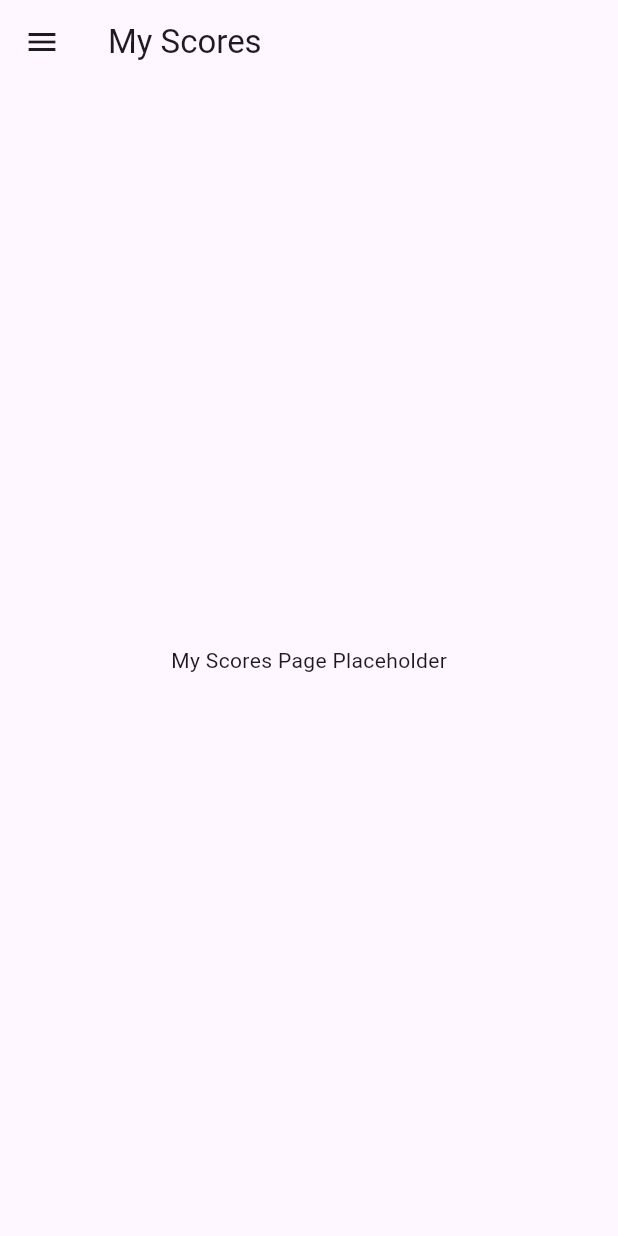
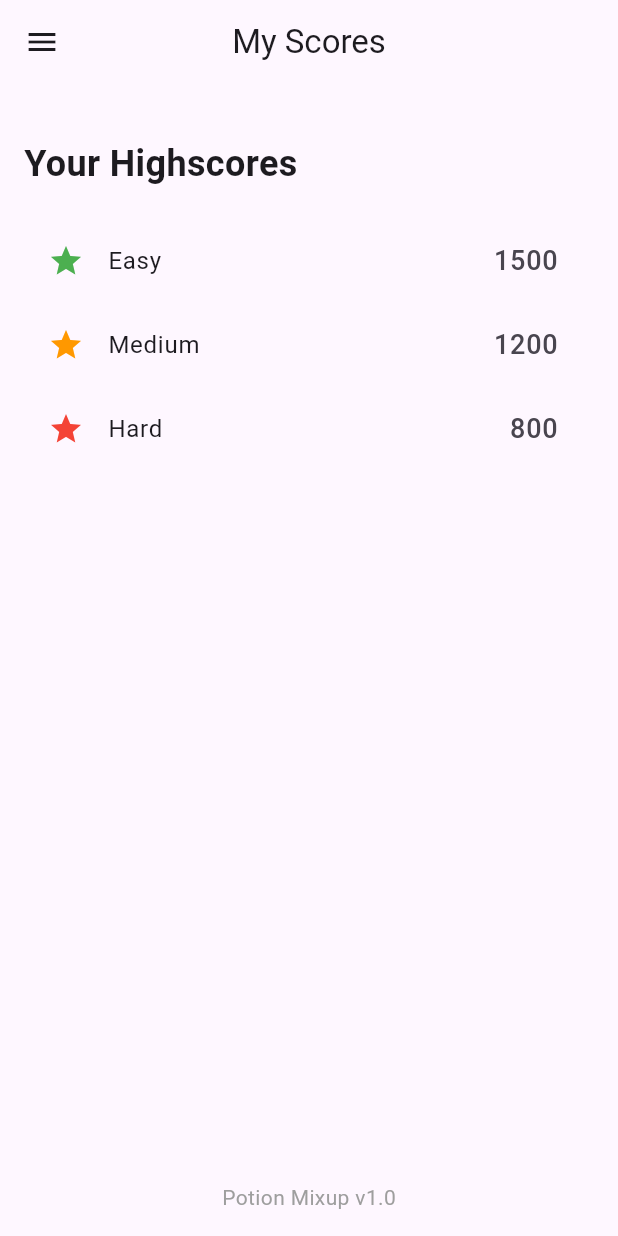
Before and after one commit to andurder/Mojojojo_appdev, a Flutter app: the MyScoresPage screen opened directly, on a phone screen of 412 x 824 dp. Run offline on Flutter 3.47's test engine with Material 3 defaults, Android fonts, the light colour scheme and no system bars; our stand-ins replace firebase_core; accounts and stored records are empty.

Commit message:
4th commit

```diff
--- a/trial1/potion_mixup/lib/scores.dart
+++ b/trial1/potion_mixup/lib/scores.dart
@@ -6,10 +6,72 @@ class MyScoresPage extends StatelessWidget {
 
   @override
   Widget build(BuildContext context) {
+    // Placeholder Data for Highscores
+    const int easyScore = 1500;
+    const int mediumScore = 1200;
+    const int hardScore = 800;
+
     return Scaffold(
-      appBar: AppBar(title: const Text('My Scores')),
+      appBar: AppBar(
+        title: const Text('My Scores'),
+        centerTitle: true,
+      ),
       drawer: const MainDrawer(),
-      body: const Center(child: Text('My Scores Page Placeholder')),
+      body: Padding(
+        padding: const EdgeInsets.all(16.0),
+        child: Column(
+          crossAxisAlignment: CrossAxisAlignment.start,
+          children: [
+            const SizedBox(height: 20),
+            const Text(
+              'Your Highscores',
+              style: TextStyle(
+                fontSize: 24,
+                fontWeight: FontWeight.bold,
+              ),
+            ),
+            const SizedBox(height: 20),
+
+            // Difficulty Scores
+            ListTile(
+              leading: const Icon(Icons.star, color: Colors.green),
+              title: const Text('Easy'),
+              trailing: Text(
+                easyScore.toString(),
+                style:
+                    const TextStyle(fontSize: 18, fontWeight: FontWeight.w500),
+              ),
+            ),
+            ListTile(
+              leading: const Icon(Icons.star, color: Colors.orange),
+              title: const Text('Medium'),
+              trailing: Text(
+                mediumScore.toString(),
+                style:
+                    const TextStyle(fontSize: 18, fontWeight: FontWeight.w500),
+              ),
+            ),
+            ListTile(
+              leading: const Icon(Icons.star, color: Colors.red),
+              title: const Text('Hard'),
+              trailing: Text(
+                hardScore.toString(),
+                style:
+                    const TextStyle(fontSize: 18, fontWeight: FontWeight.w500),
+              ),
+            ),
+
+            // Spacer for clean UI
+            const Spacer(),
+            const Center(
+              child: Text(
+                'Potion Mixup v1.0',
+                style: TextStyle(color: Colors.grey),
+              ),
+            ),
+          ],
+        ),
+      ),
     );
   }
 }
```
Also changed, not shown: trial1/potion_mixup/lib/accounts.dart (+74 -2 lines), trial1/potion_mixup/lib/game.dart (+105 -87 lines).
